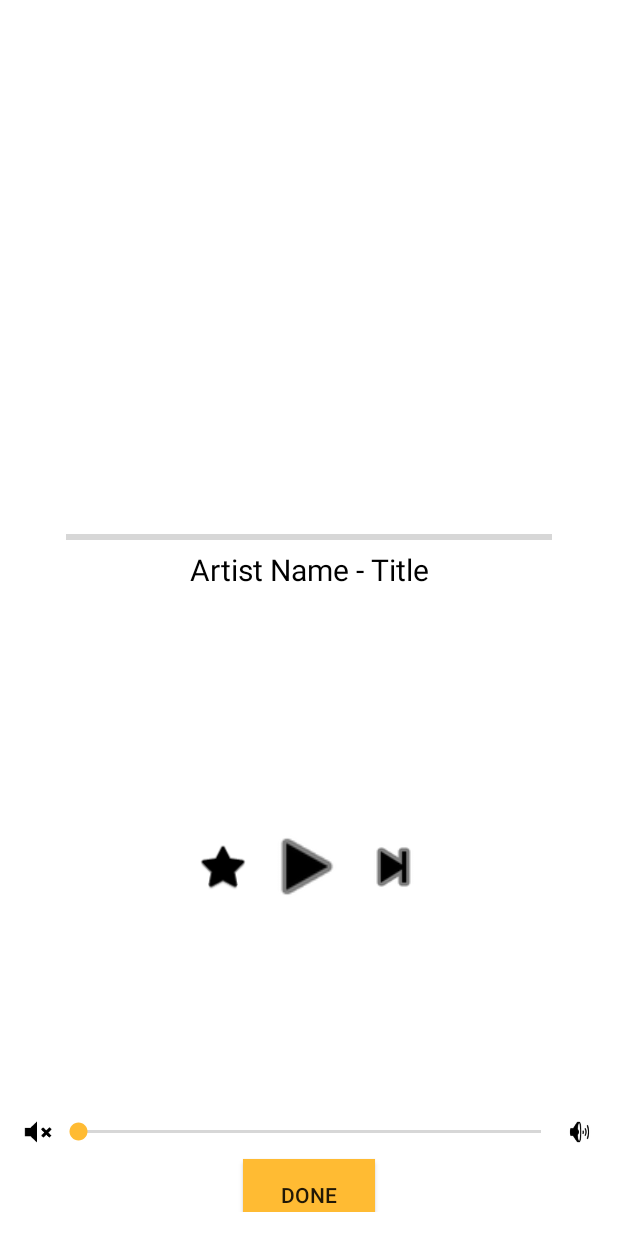
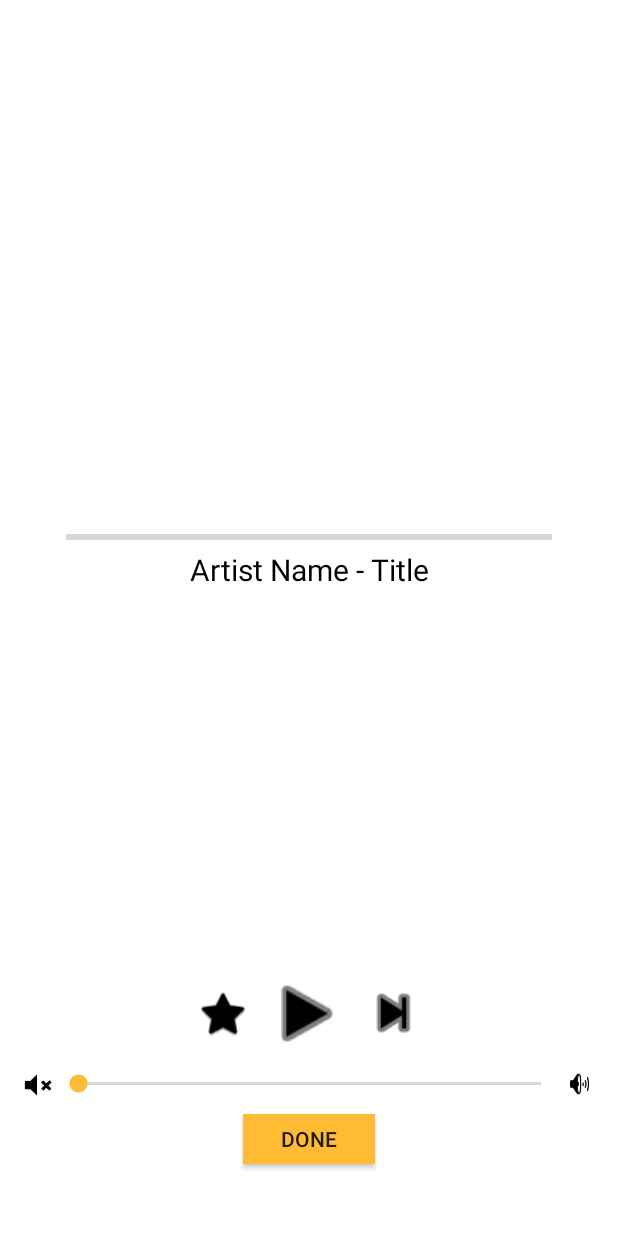
Before and after one commit to roudyirany/RNNR, an Android app: the layout activity_music_tester.xml on its own in the app's theme, with its tools: preview values and no code run, on a phone screen of 412 x 824 dp. Run offline under Robolectric (Android 15) with nearby library versions, the phone set to English and light mode, and no system bars.

Commit message:
Finalized basic MusicTester implementation

```diff
--- a/app/src/main/res/layout/activity_music_tester.xml
+++ b/app/src/main/res/layout/activity_music_tester.xml
@@ -33,7 +33,7 @@
         android:layout_width="match_parent"
         android:layout_height="wrap_content"
         android:id="@+id/artistTitle"
-        android:layout_weight="0.10"
+        android:layout_weight="0.89"
         android:fontFamily="sans-serif-thin"
         android:textAlignment="center"
         android:textSize="20sp"
@@ -43,16 +43,15 @@
     <LinearLayout
         android:orientation="horizontal"
         android:layout_width="match_parent"
-        android:layout_height="66dp"
+        android:layout_height="wrap_content"
         android:weightSum="1"
-        android:gravity="center"
-        android:layout_weight="0.95">
+        android:gravity="center">
 
         <ImageView
             android:layout_width="wrap_content"
             android:layout_height="35dp"
             app:srcCompat="@android:drawable/btn_star"
-            android:id="@+id/imageView1"
+            android:id="@+id/like"
             android:gravity="center"
             android:tint="@android:color/black"
             android:layout_weight="0.06" />
@@ -72,7 +71,7 @@
             android:layout_width="wrap_content"
             android:layout_height="45dp"
             app:srcCompat="@android:drawable/ic_media_next"
-            android:id="@+id/imageView3"
+            android:id="@+id/skip"
             android:gravity="center"
             android:tint="@android:color/black"
             android:layout_weight="0.07" />
@@ -82,7 +81,7 @@
     <LinearLayout
         android:orientation="horizontal"
         android:layout_width="match_parent"
-        android:layout_height="36dp">
+        android:layout_height="wrap_content">
 
         <ImageView
             android:layout_width="20dp"
@@ -94,7 +93,7 @@
 
         <SeekBar
             android:layout_width="wrap_content"
-            android:layout_height="wrap_content"
+            android:layout_height="39dp"
             android:id="@+id/seekBar"
             android:layout_weight="1"
             android:thumbTint="@android:color/holo_orange_light"
@@ -112,7 +111,7 @@
 
     <Button
         android:layout_width="wrap_content"
-        android:layout_height="wrap_content"
+        android:layout_height="33dp"
         android:text="Done"
         android:layout_gravity="center"
         android:background="@android:color/holo_orange_light"
```
Also changed, not shown: app/src/main/java/com/mr2/rnnr/MusicTester.java (+95 -11 lines), app/src/main/res/layout/main_menu.xml (+15 -3 lines).
